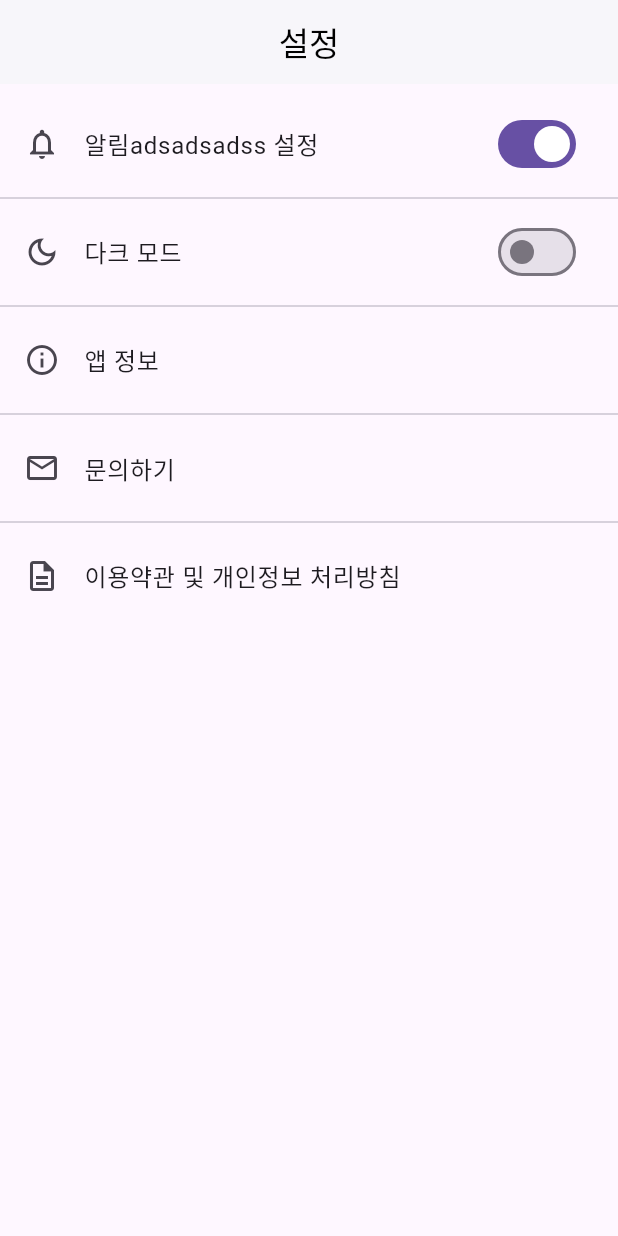
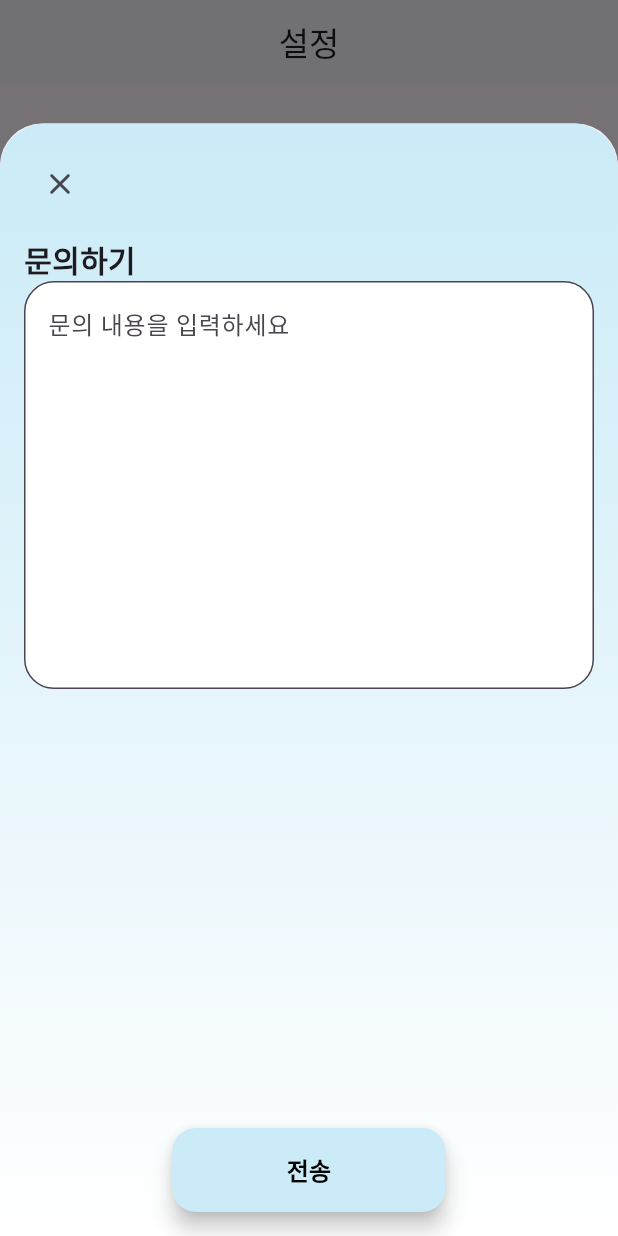
Before and after one commit to leejhy/Naro, a Flutter app: the SettingScreen screen opened by its route, after a tap on "문의하기", on a phone screen of 412 x 824 dp. Run offline on Flutter 3.47's test engine with Material 3 defaults, Android fonts, the phone set to English and light mode, and no system bars; our stand-ins replace cloud_firestore, firebase_analytics, firebase_auth, firebase_core, flutter_image_compress, flutter_riverpod and 7 more; accounts and stored records are empty; generated files the repository leaves out were written again; network calls fail; statements that could not run were skipped.

Commit message:
[MOB] ADD: connect to firebase store, feedback box in SettingScreen#24

```diff
--- a/lib/main.dart
+++ b/lib/main.dart
@@ -5,6 +5,7 @@ import 'package:flutter_riverpod/flutter_riverpod.dart';
 import 'package:firebase_core/firebase_core.dart';
 import 'firebase_options.dart';
 import 'package:google_mobile_ads/google_mobile_ads.dart';
+import 'package:firebase_auth/firebase_auth.dart';
 
 void main() async {
   WidgetsFlutterBinding.ensureInitialized();
@@ -13,7 +14,7 @@ void main() async {
   await Firebase.initializeApp(
     options: DefaultFirebaseOptions.currentPlatform,
   );
-
+  await FirebaseAuth.instance.signInAnonymously();
   // final dbPath = await getDatabasesPath();
   // final path = join(dbPath, 'test.db');
 
--- a/lib/screens/setting.dart
+++ b/lib/screens/setting.dart
@@ -1,7 +1,101 @@
+import 'package:cloud_firestore/cloud_firestore.dart';
 import 'package:flutter/material.dart';
+import 'package:naro/services/database_helper.dart';
 
 class SettingScreen extends StatelessWidget {
   const SettingScreen({super.key});
+
+  // 모달 시트 표시 함수
+void showDialog(context) {
+  showModalBottomSheet(
+    isScrollControlled: true,
+    context: context,
+    builder: (BuildContext context) {
+      final bottomInset = MediaQuery.of(context).viewInsets.bottom;
+
+      return Container(
+        height: MediaQuery.of(context).size.height * 0.9,
+        padding: const EdgeInsets.symmetric(horizontal: 16, vertical: 16),
+        decoration: const BoxDecoration(
+          gradient: LinearGradient(
+            begin: Alignment.topCenter,
+            end: Alignment.bottomCenter,
+            colors: [Color(0xFFCAEBF7),Colors.white],
+          ),
+          borderRadius: BorderRadius.only(
+            topLeft: Radius.circular(30),
+            topRight: Radius.circular(30),
+          ),
+        ),
+        // ⬇️ 여기만 패딩 주기 (시트 높이는 그대로 유지)
+        child: Stack(
+          children: [
+            AnimatedPadding(
+              duration: const Duration(milliseconds: 200),
+              padding: EdgeInsets.only(bottom: bottomInset),
+              child: SingleChildScrollView(
+                child: Column(
+                  crossAxisAlignment: CrossAxisAlignment.start,
+                  children: [
+                    IconButton(
+                      onPressed: () {},
+                      icon: Icon(Icons.close_rounded),
+                    ),
+                    const SizedBox(height: 12),
+                    const Text(
+                      '문의하기',
+                      style: TextStyle(
+                        fontSize: 20,
+                        fontWeight: FontWeight.bold,
+                      ),
+                    ),
+                    TextField(
+                      maxLines: 10,
+                      decoration: InputDecoration(
+                        hintText: '문의 내용을 입력하세요',
+                        filled: true,
+                        fillColor: Colors.white,
+                        border: OutlineInputBorder(
+                          borderRadius: BorderRadius.circular(20),
+                          borderSide: const BorderSide(color: Colors.grey),
+                        ),
+                        focusedBorder: OutlineInputBorder(
+                          borderRadius: BorderRadius.circular(20),
+                          borderSide: const BorderSide(color: Colors.blue),
+                        ),
+                      ),
+                    ),
+                    const SizedBox(height: 12),
+                  ],
+                ),
+              ),
+            ),
+            Positioned(
+              bottom: bottomInset,
+              right: MediaQuery.of(context).size.width * 0.24,
+              left: MediaQuery.of(context).size.width * 0.24,
+                child: SizedBox(
+                  height: 56,
+                  child: FloatingActionButton(
+                    onPressed: (){},
+                    backgroundColor: const Color(0xFFCAEBF7),
+                    child: const Text(
+                      '전송',
+                      style: TextStyle(
+                        color: Colors.black,
+                        fontSize: 16,
+                        fontWeight: FontWeight.bold,
+                      ),
+                    )
+                  ),
+                ),
+              ),
+          ],
+        ),
+      );
+    },
+  );
+}
 
   @override
   Widget build(BuildContext context) {
@@ -10,69 +104,41 @@ class SettingScreen extends StatelessWidget {
         title: const Text('설정'),
         centerTitle: true,
         backgroundColor: Colors.white,
-        foregroundColor: Colors.black,
         elevation: 1,
       ),
       body: ListView(
         children: [
           const SizedBox(height: 12),
-
-          // 알림 설정
           ListTile(
-            leading: const Icon(Icons.notifications_none),
-            title: const Text('알림adsadsadss 설정'),
-            trailing: Switch(
-              value: true, // todo: 상태 연결
-              onChanged: (value) {
-                // TODO: 알림 설정 토글 로직
-              },
-            ),
+            leading: const Icon(Icons.mail_outline),
+            title: const Text('문의하기'),
+            onTap: () => showDialog(context),
           ),
           const Divider(),
-
-          // 테마 설정
-          ListTile(
-            leading: const Icon(Icons.dark_mode_outlined),
-            title: const Text('다크 모드'),
-            trailing: Switch(
-              value: false, // todo: 상태 연결
-              onChanged: (value) {
-                // TODO: 다크모드 토글 로직
-              },
-            ),
-          ),
-          const Divider(),
-
-          // 앱 정보
           ListTile(
             leading: const Icon(Icons.info_outline),
             title: const Text('앱 정보'),
-            onTap: () {
-              // TODO: 앱 버전 다이얼로그 띄우기
-            },
+            onTap: () {},
           ),
           const Divider(),
-
-          // 문의하기
-          ListTile(
-            leading: const Icon(Icons.mail_outline),
-            title: const Text('문의하기'),
-            onTap: () {
-              // TODO: 이메일 또는 외부 링크 연결
-            },
-          ),
-          const Divider(),
-
-          // 약관
           ListTile(
             leading: const Icon(Icons.description_outlined),
-            title: const Text('이용약관 및 개인정보 처리방침'),
-            onTap: () {
-              // TODO: 약관 화면 띄우기
-            },
+            title: const Text('개인정보 처리방침'),
+            onTap: () {},
           ),
         ],
       ),
     );
   }
 }
+
+
+    Future<void> onTap(String message) async {
+      final feedback = {
+        'username': await DatabaseHelper.getUserName(),
+        'content': message,
+        'createdAt': DateTime.now(),
+      };
+      final db = FirebaseFirestore.instance;
+      await db.collection('feedback').add(feedback);
+    }
--- a/lib/screens/writing.dart
+++ b/lib/screens/writing.dart
@@ -196,7 +196,6 @@ class _WritingScreenState extends ConsumerState<WritingScreen> {
                 builder: (context) => ConfirmDialog(
                   onConfirm: () => insertLetter(),
                   ads: AdManager.instance.rewardedAd,
-                  analytics: analytics,
                 ),
               );
             },
@@ -296,20 +295,17 @@ class ConfirmDialog extends StatelessWidget {
     super.key,
     required this.onConfirm,
     required this.ads,
-    required this.analytics,
   });
 
   final VoidCallback onConfirm;
   final RewardedAd? ads;
-  final FirebaseAnalytics analytics;
 
   @override
   Widget build(BuildContext context) {
-
     return AlertDialog(
       backgroundColor: const Color.fromARGB(255, 240, 250, 255),
       title: const Text('저장하시겠습니까?'),
-      content: const Text('저장 후에는 수정할 수 없습니다.',
+      content: const Text('광고가 끝난 후 편지가 저장됩니다.',
         style: TextStyle(
           fontFamily: 'Inter',
           fontSize: 17,
--- a/pubspec.yaml
+++ b/pubspec.yaml
@@ -49,6 +49,8 @@ dependencies:
   firebase_core: ^3.13.0
   firebase_analytics: ^11.4.5
   google_mobile_ads: ^6.0.0
+  cloud_firestore: ^5.6.7
+  firebase_auth: ^5.5.3
 
 dev_dependencies:
   flutter_test:
```
Also changed, not shown: pubspec.lock, 5 other files.
